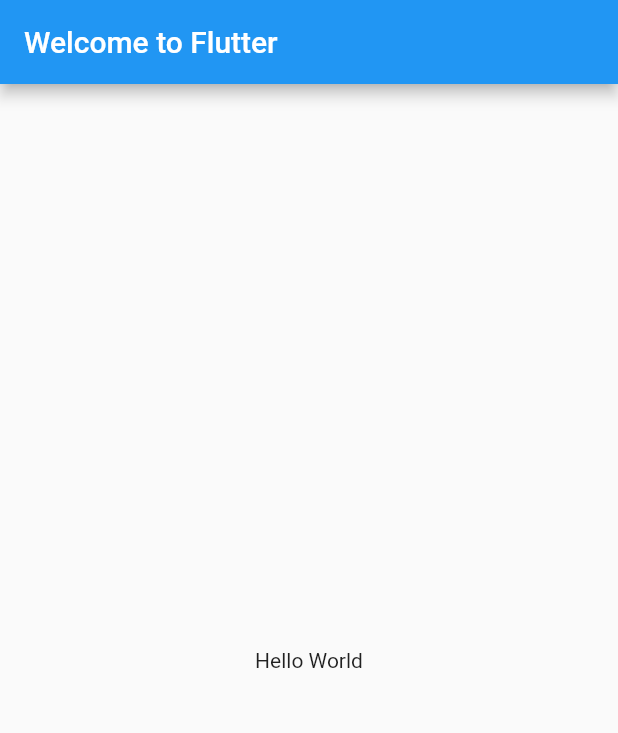
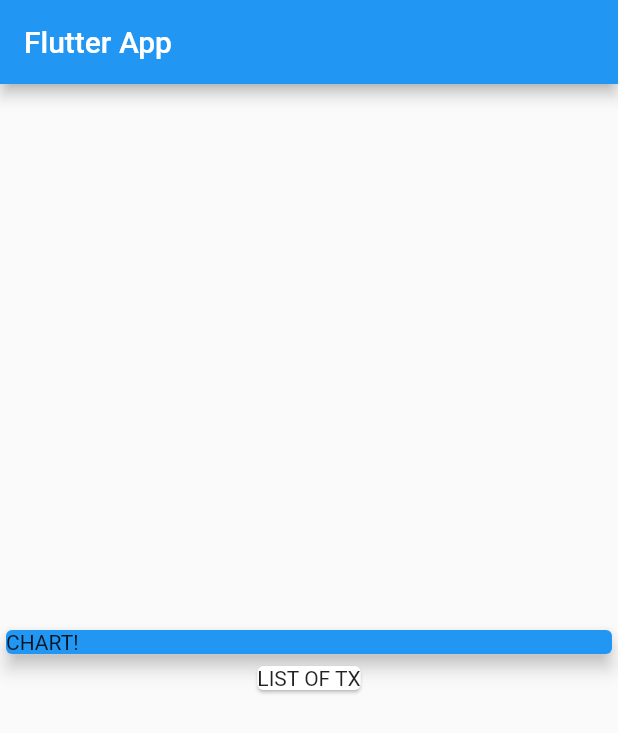
Before and after one commit to rozbeh1212/flutter-expense-tracker, a Flutter app: the screen it shows after launch, on a phone screen of 412 x 824 dp. Shown: the top 733 px of the screen. Run offline on Flutter 3.47's test engine with Material 2 defaults, Android fonts, the phone set to English and light mode, and no system bars.

Commit message:
transAction dart file created

```diff
--- a/lib/main.dart
+++ b/lib/main.dart
@@ -1,25 +1,59 @@
-
+// ignore_for_file: prefer_const_constructors
 
 import 'package:flutter/material.dart';
+import 'transaction.dart';
+void main() => runApp(MyApp());
 
-void main() {
-  runApp(const MyApp());
+class MyApp extends StatelessWidget {
+  @override
+  Widget build(BuildContext context) {
+    return MaterialApp(
+      title: 'Flutter App',
+      home: MyHomePage(),
+    );
+  }
 }
 
-class MyApp extends StatelessWidget {
-  const MyApp({Key? key}) : super(key: key);
+class MyHomePage extends StatelessWidget {
+
+  final List <Transaction> transactions = [
+    Transaction(
+      id: 't1',
+      title: 'New Shoes',
+      amount: 69.99,
+      date: DateTime.now(),
+    ),
+    Transaction(
+      id: 't2',
+      title: 'Weekly Groceries',
+      amount: 16.53,
+      date: DateTime.now(),
+    ),
+  ];
+
 
   @override
   Widget build(BuildContext context) {
-    return MaterialApp(
-      title: 'Welcome to Flutter',
-      home: Scaffold(
-        appBar: AppBar(
-          title: const Text('Welcome to Flutter'),
-        ),
-        body: const Center(
-          child: Text('Hello World'),
-        ),
+    return Scaffold(
+      appBar: AppBar(
+        title: Text('Flutter App'),
+      ),
+      body: Column(
+        mainAxisAlignment: MainAxisAlignment.center ,
+
+        children: <Widget>[
+          Container(
+            width: double.infinity, // means full width of the screen (100%)
+            child: Card(
+              color: Colors.blue,
+              child: Text('CHART!'),
+              elevation: 5,
+            ),
+          ),
+          Card(
+            child: Text('LIST OF TX'),
+          ),
+        ],
       ),
     );
   }
--- /dev/null
+++ b/lib/transaction.dart
@@ -0,0 +1,33 @@
+import 'package:flutter/foundation.dart';
+
+class Transaction {
+  String id;
+  String title;
+  double amount;
+  DateTime date;
+
+  Transaction({
+    @required this.id, // @required means that the id is required
+     @required this.title,
+      @required this.amount,
+      @required this.date
+      });
+
+  Map<String, dynamic> toMap() {
+    return {
+      'id': id,
+      'title': title,
+      'amount': amount,
+      'date': date.toIso8601String()
+    };
+  }
+
+  static Transaction fromMap(Map<String, dynamic> map) {
+    return Transaction(
+      id: map['id'],
+      title: map['title'],
+      amount: map['amount'],
+      date: DateTime.parse(map['date'])
+    );
+  }
+}
```
Also changed, not shown: 1 other file.
